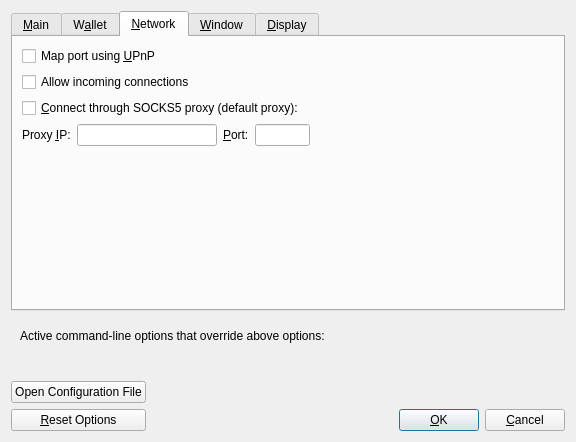
Qt form src/qt/forms/optionsdialog.ui (THETCR/core) before a commit.
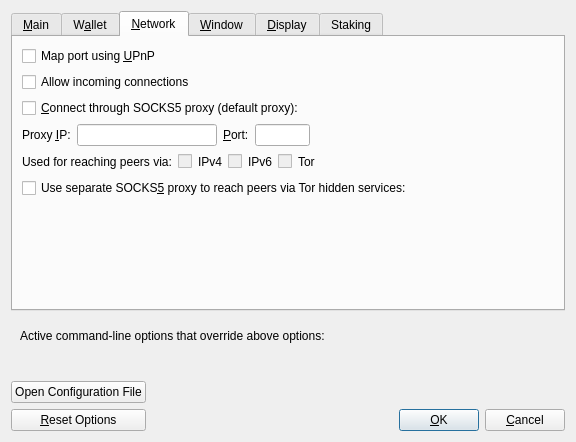
The same form after that commit. The open tabs and pages were chosen to show the change. Custom widgets are drawn as their Qt base class.

```diff
--- a/src/qt/forms/optionsdialog.ui
+++ b/src/qt/forms/optionsdialog.ui
@@ -470,6 +470,112 @@
          </item>
         </layout>
        </item>
+       <item>
+        <layout class="QHBoxLayout" name="horizontalLayout_2_Network">
+         <item>
+          <widget class="QLabel" name="proxyActiveNets">
+           <property name="text">
+            <string>Used for reaching peers via:</string>
+           </property>
+           <property name="textFormat">
+            <enum>Qt::PlainText</enum>
+           </property>
+          </widget>
+         </item>
+         <item>
+          <widget class="QCheckBox" name="proxyReachIPv4">
+           <property name="enabled">
+            <bool>false</bool>
+           </property>
+           <property name="toolTip">
+            <string>Shows if the supplied default SOCKS5 proxy is used to reach peers via this network type.</string>
+           </property>
+           <property name="text">
+            <string/>
+           </property>
+          </widget>
+         </item>
+         <item>
+          <widget class="QLabel" name="proxyReachIPv4Label">
+           <property name="text">
+            <string>IPv4</string>
+           </property>
+           <property name="textFormat">
+            <enum>Qt::PlainText</enum>
+           </property>
+          </widget>
+         </item>
+         <item>
+          <widget class="QCheckBox" name="proxyReachIPv6">
+           <property name="enabled">
+            <bool>false</bool>
+           </property>
+           <property name="toolTip">
+            <string>Shows if the supplied default SOCKS5 proxy is used to reach peers via this network type.</string>
+           </property>
+           <property name="text">
+            <string/>
+           </property>
+          </widget>
+         </item>
+         <item>
+          <widget class="QLabel" name="proxyReachIPv6Label">
+           <property name="text">
+            <string>IPv6</string>
+           </property>
+           <property name="textFormat">
+            <enum>Qt::PlainText</enum>
+           </property>
+          </widget>
+         </item>
+         <item>
+          <widget class="QCheckBox" name="proxyReachTor">
+           <property name="enabled">
+            <bool>false</bool>
+           </property>
+           <property name="toolTip">
+            <string>Shows if the supplied default SOCKS5 proxy is used to reach peers via this network type.</string>
+           </property>
+           <property name="text">
+            <string/>
+           </property>
+          </widget>
+         </item>
+         <item>
+          <widget class="QLabel" name="proxyReachTorLabel">
+           <property name="text">
+            <string>Tor</string>
+           </property>
+           <property name="textFormat">
+            <enum>Qt::PlainText</enum>
+           </property>
+          </widget>
+         </item>
+         <item>
+          <spacer name="horizontalSpacer_2_Network">
+           <property name="orientation">
+            <enum>Qt::Horizontal</enum>
+           </property>
+           <property name="sizeHint" stdset="0">
+            <size>
+             <width>40</width>
+             <height>20</height>
+            </size>
+           </property>
+          </spacer>
+         </item>
+        </layout>
+       </item>
+       <item>
+        <widget class="QCheckBox" name="connectSocksTor">
+         <property name="toolTip">
+          <string>Connect to the Wispr network through a separate SOCKS5 proxy for Tor hidden services.</string>
+         </property>
+         <property name="text">
+          <string>Use separate SOCKS&amp;5 proxy to reach peers via Tor hidden services:</string>
+         </property>
+        </widget>
+       </item>
        <item>
         <spacer name="verticalSpacer_Network">
          <property name="orientation">
@@ -731,6 +837,34 @@
        </item>
       </layout>
      </widget>
+     <widget class="QWidget" name="tab">
+      <attribute name="title">
+       <string>Staking</string>
+      </attribute>
+      <layout class="QGridLayout" name="gridLayout">
+       <item row="0" column="0">
+        <layout class="QFormLayout" name="formLayout">
+         <item row="0" column="0">
+          <widget class="QLabel" name="reserveBalanceLabel">
+           <property name="text">
+            <string>Reserve Balance</string>
+           </property>
+          </widget>
+         </item>
+         <item row="0" column="1">
+          <widget class="BitcoinAmountField" name="reserveBalanceAmount">
+           <property name="maximumSize">
+            <size>
+             <width>250</width>
+             <height>16777215</height>
+            </size>
+           </property>
+          </widget>
+         </item>
+        </layout>
+       </item>
+      </layout>
+     </widget>
     </widget>
    </item>
    <item>
```
